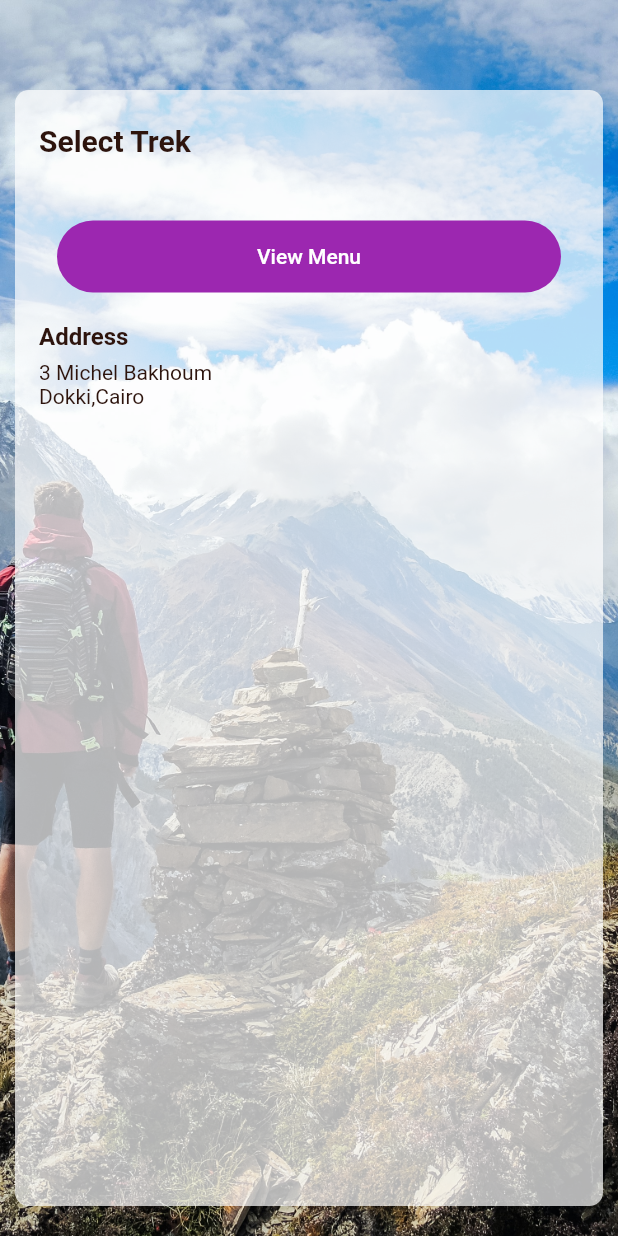
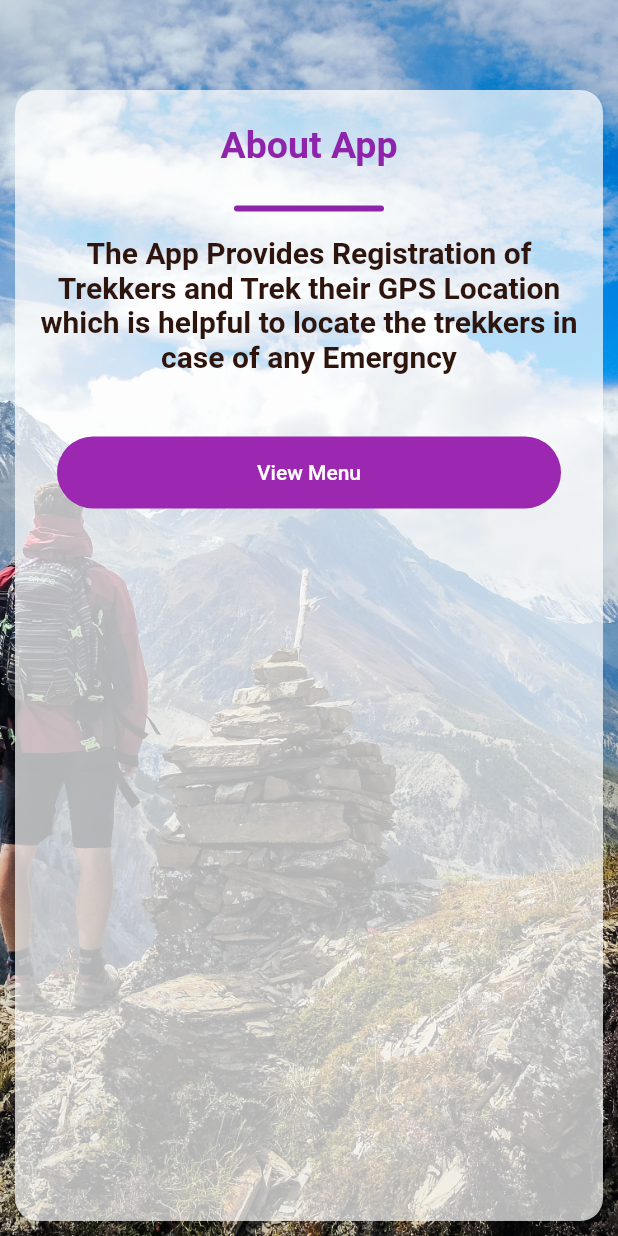
Before and after one commit to coolpepe17/gokullu2, a Flutter app: the MainScreen screen opened directly, on a phone screen of 412 x 824 dp. Run offline on Flutter 3.47's test engine with Material 2 defaults, Android fonts, the phone set to English and light mode, and no system bars; our stand-ins replace flutter_svg.

Commit message:
WFO_6th#

```diff
--- /dev/null
+++ b/lib/screen/About/about_app.dart
@@ -0,0 +1,61 @@
+import 'package:flutter/material.dart';
+import 'package:gokullu/constant.dart';
+// import 'package:flutter_coffee/screen/main/widget/icon_text.dart';
+
+class AboutApp extends StatelessWidget {
+  const AboutApp({
+    Key key,
+  }) : super(key: key);
+
+  @override
+  Widget build(BuildContext context) {
+    return Container(
+      width: double.infinity,
+      padding: const EdgeInsets.symmetric(vertical: 16),
+      child: Column(
+        crossAxisAlignment: CrossAxisAlignment.center,
+        children: <Widget>[
+          Text(
+            'About App',
+            textAlign: TextAlign.center,
+            style: TextStyle(
+              color: mPrimaryTextColor,
+              fontSize: 25,
+              fontWeight: FontWeight.bold,
+            ),
+          ),
+          SizedBox(
+            height: 10,
+          ),
+        ],
+      ),
+    );
+  }
+}
+
+class AboutText extends StatelessWidget {
+  @override
+  Widget build(BuildContext context) {
+    return Container(
+      width: double.infinity,
+      padding: const EdgeInsets.symmetric(vertical: 16),
+      child: Column(
+        crossAxisAlignment: CrossAxisAlignment.center,
+        children: <Widget>[
+          Text(
+            'The App Provides Registration of Trekkers and Trek their GPS Location which is helpful to locate the trekkers in case of any Emergncy ',
+            textAlign: TextAlign.center,
+            style: TextStyle(
+              color: mTitleTextColor,
+              fontSize: 20,
+              fontWeight: FontWeight.bold,
+            ),
+          ),
+          SizedBox(
+            height: 6,
+          ),
+        ],
+      ),
+    );
+  }
+}
--- a/lib/screen/login/login_screen.dart
+++ b/lib/screen/login/login_screen.dart
@@ -37,15 +37,15 @@ class LoginScreen extends StatelessWidget {
           color: mPrimaryTextColor,
         ),
       ),
-      leading: IconButton(
-        icon: Icon(
-          Icons.arrow_back_ios,
-          color: mPrimaryTextColor,
-        ),
-        onPressed: () {
-          Navigator.pop(context);
-        },
-      ),
+      // leading: IconButton(
+      //   icon: Icon(
+      //     Icons.arrow_back_ios,
+      //     color: mPrimaryTextColor,
+      //   ),
+      //   onPressed: () {
+      //     Navigator.pop(context);
+      //   },
+      // ),
     );
   }
 }
--- a/lib/screen/login/widget/welcome_back.dart
+++ b/lib/screen/login/widget/welcome_back.dart
@@ -9,7 +9,7 @@ class MobileReg extends StatelessWidget {
   @override
   Widget build(BuildContext context) {
     return Container(
-      padding: const EdgeInsets.symmetric(horizontal: 30, vertical: 20),
+      padding: const EdgeInsets.fromLTRB(0, 20, 0, 20),
       child: Center(
           child: Image.asset(
         'assets/images/register.jpg',
--- a/lib/screen/main/main_screen.dart
+++ b/lib/screen/main/main_screen.dart
@@ -1,5 +1,7 @@
 import 'package:flutter/material.dart';
+import 'package:gokullu/screen/About/about_app.dart';
 import 'package:gokullu/screen/main/widget/address.dart';
+import 'package:gokullu/screen/main/widget/my_line.dart';
 //import 'package:flutter_coffee/screen/main/widget/my_line.dart';
 import 'package:gokullu/screen/main/widget/store_name.dart';
 import 'package:gokullu/screen/main/widget/view_menu.dart';
@@ -20,25 +22,26 @@ class MainScreen extends StatelessWidget {
           Positioned(
             left: 10,
             right: 10,
-            bottom: 20,
+            bottom: 10,
             top: 60,
             child: Container(
               padding: const EdgeInsets.fromLTRB(16, 6, 16, 60),
               decoration: BoxDecoration(
                 color: Colors.white70,
                 borderRadius: BorderRadius.only(
-                  topLeft: Radius.circular(9),
-                  topRight: Radius.circular(9),
-                  bottomLeft: Radius.circular(9),
-                  bottomRight: Radius.circular(9),
+                  topLeft: Radius.circular(15),
+                  topRight: Radius.circular(15),
+                  bottomLeft: Radius.circular(15),
+                  bottomRight: Radius.circular(15),
                 ),
               ),
               child: Column(
                 children: <Widget>[
-                  //MyLine(),
-                  StoreName(),
+                  AboutApp(),
+                  MyLine(),
+                  AboutText(),
                   ViewMenu(),
-                  Address()
+                  //Address()
                 ],
               ),
             ),
--- a/lib/screen/main/widget/my_line.dart
+++ b/lib/screen/main/widget/my_line.dart
@@ -9,10 +9,10 @@ class MyLine extends StatelessWidget {
   @override
   Widget build(BuildContext context) {
     return Container(
-      width: 46,
-      height: 5,
+      width: 100,
+      height: 4,
       decoration: BoxDecoration(
-        color: mTitleTextColor,
+        color: mPrimaryTextColor,
         borderRadius: BorderRadius.circular(2.5),
       ),
     );
```
Also changed, not shown: pubspec.lock.
